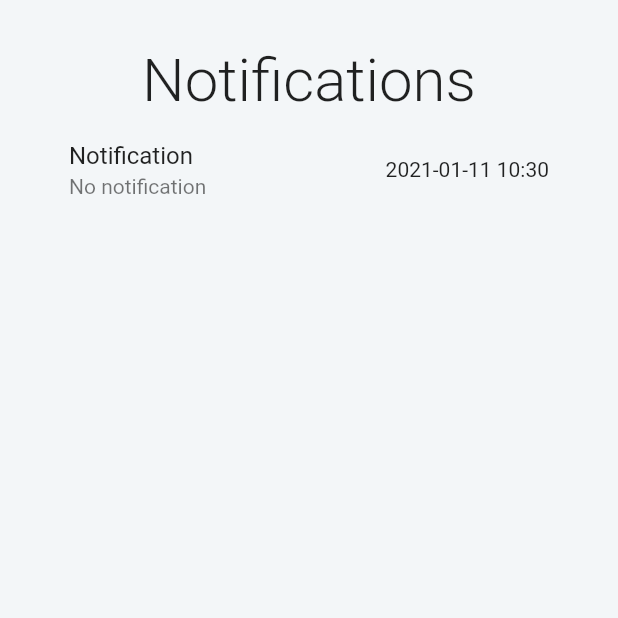
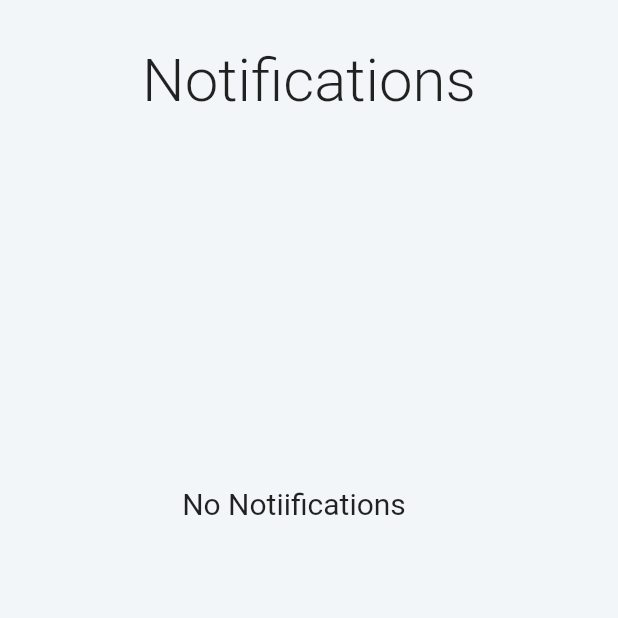
Before and after one commit to BilalAhhmed/labelize, a Flutter app: the NotificationScreen screen opened by its route, on a phone screen of 412 x 824 dp, the top half of it. Run offline on Flutter 3.47's test engine with Material 2 defaults, Android fonts, the phone set to English and light mode, and no system bars; our stand-ins replace circular_check_box, cloud_firestore, firebase_auth, firebase_core, firebase_messaging, flutter_swiper and 4 more; missing offline and left inert: colorful_safe_area, customtogglebuttons, flutter_login_facebook, link_text; accounts and stored records are empty; network calls fail.

Commit message:
notifications

```diff
--- a/lib/main.dart
+++ b/lib/main.dart
@@ -5,7 +5,6 @@ import 'package:labelize/view/bottomNavigationBarScreens/BottomNavigationBar.dar
 import 'package:labelize/view/bottomNavigationBarScreens/NotificationScreen.dart';
 import 'package:labelize/view/bottomNavigationBarScreens/companyDetailScreen.dart';
 import 'package:labelize/view/bottomNavigationBarScreens/wallet.dart';
-// import 'file:///D:/Projects/labelize/lib/view/bottomNavigationBarScreens/home.dart';
 import 'package:labelize/view/passwordReset/PasswordReset.dart';
 import 'package:labelize/view/passwordReset/password_changeScreen.dart';
 import 'package:labelize/view/signIn/signInScreen.dart';
@@ -25,7 +24,6 @@ class MyApp extends StatelessWidget {
 
   final GlobalKey<NavigatorState> navigatorKey = GlobalKey(debugLabel: "Main Navigator");
 
-  // This widget is the root of your application.
   @override
   Widget build(BuildContext context) {
     return MaterialApp(
--- a/lib/view/bottomNavigationBarScreens/NotificationScreen.dart
+++ b/lib/view/bottomNavigationBarScreens/NotificationScreen.dart
@@ -1,6 +1,8 @@
+import 'package:cloud_firestore/cloud_firestore.dart';
 import 'package:colorful_safe_area/colorful_safe_area.dart';
 import 'package:firebase_messaging/firebase_messaging.dart';
 import 'package:flutter/material.dart';
+import 'package:labelize/services/saveNotificationFirebase.dart';
 import 'package:labelize/widgets/CustomToast.dart';
 import 'package:labelize/widgets/Helper.dart';
 import 'package:labelize/services/pushNotificationService.dart';
@@ -8,45 +10,69 @@ import 'package:labelize/services/pushNotificationService.dart';
 import '../../project_theme.dart';
 
 class NotificationScreen extends StatefulWidget {
+  static const routeName = '/notification';
 
-  static const routeName = '/notification';
+  // NotificationScreen(GlobalKey<NavigatorState> navigatorKey);
+
   @override
   _NotificationScreenState createState() => _NotificationScreenState();
 }
 
 class _NotificationScreenState extends State<NotificationScreen> {
   final FirebaseMessaging _fcm = FirebaseMessaging();
-  final GlobalKey<NavigatorState> navigatorKey = GlobalKey(debugLabel: "Main Navigator");
+  // final SaveNotificationFirebase saveNotificationFirebase = SaveNotificationFirebase();
 
-  String messageTitle = "No notification";
-  String notificationAlert = "Notification";
-  bool hasData = false;
+
+  String messageTitle = '';
+  String body = '';
+  int date = 0;
+bool hasData = false;
+
+
+
   getRegister() {
     _fcm.getToken().then((token) => print(token));
   }
 
-  getMessage() {
+
+
+  getMessage()  {
     _fcm.configure(
       onMessage: (Map<String, dynamic> message) async {
-        print("onMessage: ${message}");
+        print("onMessage: $message");
+
+        body = message['notification']['body'];
+
+        if(body != null)
 
         setState(() {
           messageTitle = message['notification']['title'];
-          notificationAlert = message['notification']['body'];
+          body = message['notification']['body'];
+
         });
       },
       onLaunch: (Map<String, dynamic> message) async {
         print("onLaunch: $message");
+         body = message['data']['body'];
+
+         if(body != null)
         setState(() {
-          messageTitle = message['notification']['title'];
-          notificationAlert = message['notification']['body'];
+            hasData = true;
+          messageTitle = message['data']['title'];
+          body = message['data']['body'];
+          date = message['data']['google.sent_time'];
         });
       },
       onResume: (Map<String, dynamic> message) async {
         print("onResume: $message");
+        body = message['data']['body'];
+
+        if(body != null)
         setState(() {
-          messageTitle = message['notification']['title'];
-          notificationAlert = message['notification']['body'];
+          hasData = true;
+          messageTitle = message['data']['title'];
+          body = message['data']['body'];
+          date = message['data']['google.sent_time'];
         });
       },
     );
@@ -54,7 +80,8 @@ class _NotificationScreenState extends State<NotificationScreen> {
 
   void initState() {
     super.initState();
-    getMessage();
+   // saveNotificationFirebase.SaveNotification();
+   //  getMessage();
   }
 
   @override
@@ -70,7 +97,7 @@ class _NotificationScreenState extends State<NotificationScreen> {
             Container(
                 padding: const EdgeInsets.all(30),
                 color: ProjectTheme.navigationBackgroundColor,
-                height: _height,
+                height: _height *0.85,
                 child: Column(
                   children: [
                     Text(
@@ -78,23 +105,27 @@ class _NotificationScreenState extends State<NotificationScreen> {
                       style:
                           TextStyle(fontSize: 40, fontWeight: FontWeight.w300),
                     ),
-                    ListView.builder(
-                      shrinkWrap: true,
-                      physics: ScrollPhysics(),
-                      itemCount: 1,
-                      itemBuilder: (BuildContext context, index) {
-                        return ListTile(
-                          title: Text('$notificationAlert'),
-                          subtitle: Text('$messageTitle'),
-                          trailing: Text(
-                            Helper.getDateNtime(
-                              DateTime.now(),
-                            ),
-                          ),
-                        );
-                      }
-
-                    ),
+                   !hasData ?
+                    Padding(
+                            padding: EdgeInsets.only(
+                                top: _height * 0.3,
+                                right: 20),
+                            child: Text('No Notiifications', style: TextStyle(fontSize: 20),))
+                        :
+                    // ListView.builder(
+                    //         shrinkWrap: true,
+                    //         physics: BouncingScrollPhysics(),
+                    //         itemCount: ,
+                    //         itemBuilder: (BuildContext context, index) {
+                    //           return
+                                ListTile(
+                                title: Text('$messageTitle'),
+                                subtitle: Text('$body'),
+                                trailing: Text(
+                                  '${Helper.getDateNtime(DateTime.fromMicrosecondsSinceEpoch(date * 1000))}'
+                                ),
+                              )
+                            // }),
                   ],
                 )
 
```
Also changed, not shown: lib/services/pushNotificationService.dart (+6 -9 lines), lib/services/saveNotificationFirebase.dart (added, +74 -0 lines), lib/view/bottomNavigationBarScreens/BottomNavigationBar.dart (+11 -1 lines), lib/view/splash/splash_Screen.dart (+61 -0 lines).
